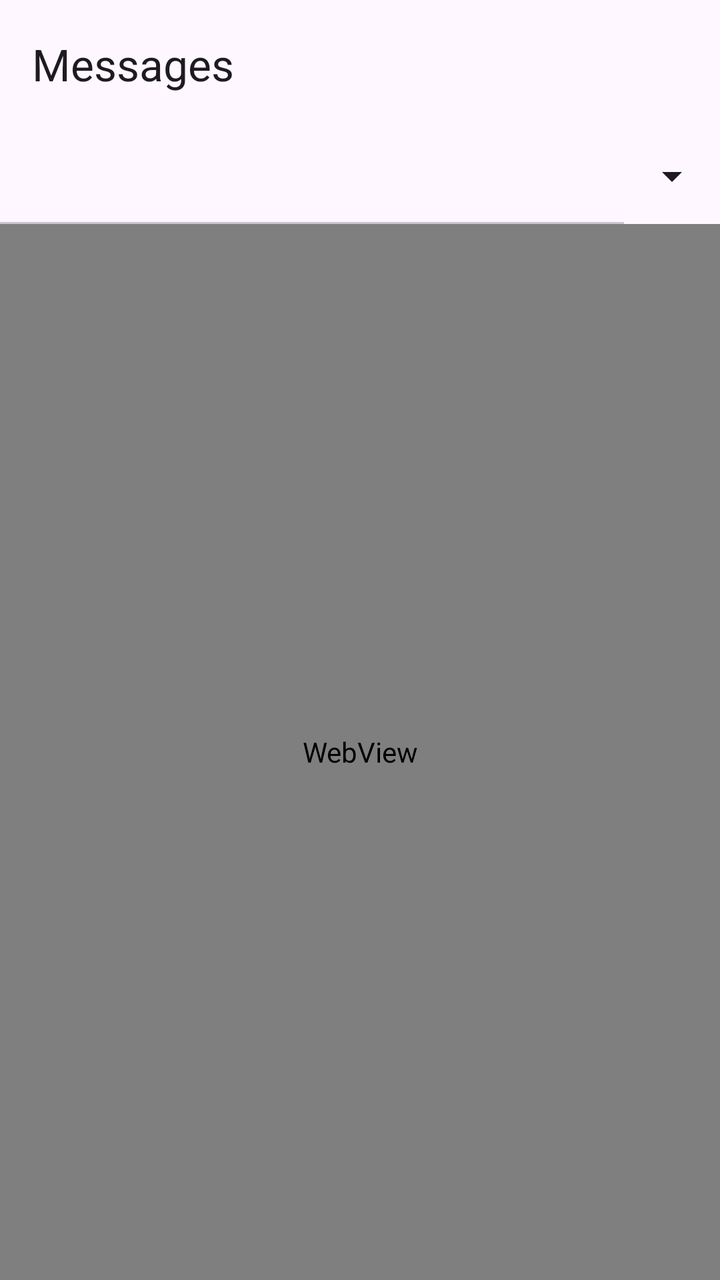
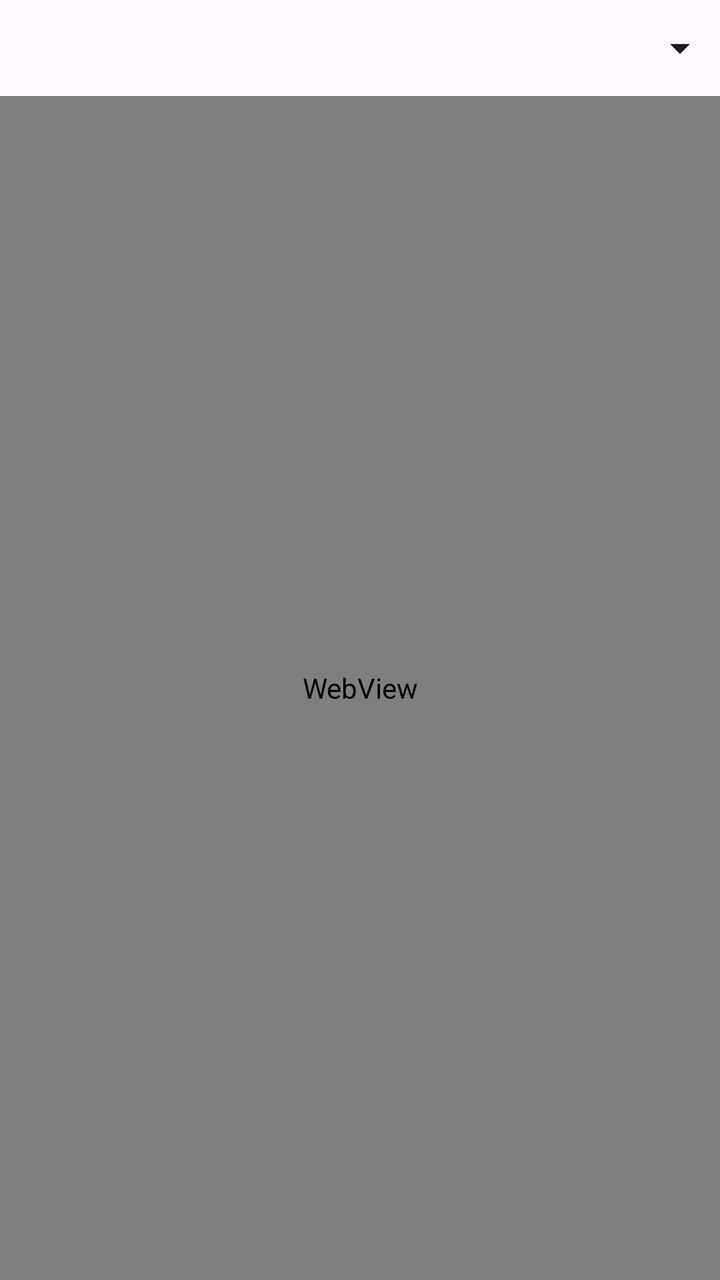

Screens rendered from an Android XML layout before and after an edit, with the pre-edit source and the edit as a unified diff.
<!-- AndroidManifest.xml: application theme Theme.LightDecoder -->
<!-- res/layout/activity_discord.xml -->
<?xml version="1.0" encoding="utf-8"?>
<LinearLayout xmlns:android="http://schemas.android.com/apk/res/android"
    xmlns:app="http://schemas.android.com/apk/res-auto"
    android:layout_width="match_parent"
    android:layout_height="match_parent"
    android:orientation="vertical">

    <com.google.android.material.appbar.MaterialToolbar
        android:id="@+id/toolbar"
        android:layout_width="match_parent"
        android:layout_height="?attr/actionBarSize"
        app:title="@string/chat_title" />

    
    
    <LinearLayout
        android:layout_width="match_parent"
        android:layout_height="wrap_content"
        android:gravity="center_vertical"
        android:orientation="horizontal">

        <com.google.android.material.tabs.TabLayout
            android:id="@+id/services"
            android:layout_width="0dp"
            android:layout_height="wrap_content"
            android:layout_weight="1"
            app:tabGravity="start"
            app:tabMode="scrollable" />

        <ImageButton
            android:id="@+id/servicesMenu"
            android:layout_width="48dp"
            android:layout_height="48dp"
            android:background="?attr/selectableItemBackgroundBorderless"
            android:contentDescription="@string/chat_services_menu"
            android:src="@drawable/ic_arrow_drop_down"
            app:tint="?attr/colorOnSurface" />
    </LinearLayout>

    <com.google.android.material.progressindicator.LinearProgressIndicator
        android:id="@+id/progress"
        android:layout_width="match_parent"
        android:layout_height="wrap_content"
        android:max="100"
        android:visibility="gone" />

    
    <LinearLayout
        android:id="@+id/signInBanner"
        android:layout_width="match_parent"
        android:layout_height="wrap_content"
        android:background="?attr/colorTertiaryContainer"
        android:orientation="vertical"
        android:paddingHorizontal="16dp"
        android:paddingTop="12dp"
        android:paddingBottom="4dp"
        android:visibility="gone">

        <TextView
            android:layout_width="match_parent"
            android:layout_height="wrap_content"
            android:text="@string/discord_sign_in_banner"
            android:textAppearance="?attr/textAppearanceBodyMedium"
            android:textColor="?attr/colorOnTertiaryContainer" />

        <LinearLayout
            android:layout_width="match_parent"
            android:layout_height="wrap_content"
            android:orientation="horizontal">

            <com.google.android.material.button.MaterialButton
                android:id="@+id/signInQr"
                style="@style/Widget.Material3.Button.TextButton"
                android:layout_width="wrap_content"
                android:layout_height="wrap_content"
                android:minHeight="48dp"
                android:text="@string/discord_qr_sign_in" />

            <com.google.android.material.button.MaterialButton
                android:id="@+id/signInOpenApp"
                style="@style/Widget.Material3.Button.TextButton"
                android:layout_width="wrap_content"
                android:layout_height="wrap_content"
                android:minHeight="48dp"
                android:text="@string/discord_open_app" />
        </LinearLayout>
    </LinearLayout>

    <FrameLayout
        android:id="@+id/pageFrame"
        android:layout_width="match_parent"
        android:layout_height="0dp"
        android:layout_weight="1"
        android:clipChildren="true">

        <WebView
            android:id="@+id/discordWebView"
            android:layout_width="match_parent"
            android:layout_height="match_parent" />

        <LinearLayout
            android:id="@+id/errorPanel"
            android:layout_width="match_parent"
            android:layout_height="match_parent"
            android:background="?attr/colorSurface"
            android:gravity="center_vertical"
            android:orientation="vertical"
            android:padding="32dp"
            android:visibility="gone">

            <TextView
                android:layout_width="match_parent"
                android:layout_height="wrap_content"
                android:text="@string/discord_error_title"
                android:textAppearance="?attr/textAppearanceHeadlineSmall" />

            <TextView
                android:layout_width="match_parent"
                android:layout_height="wrap_content"
                android:layout_marginTop="8dp"
                android:text="@string/discord_error_body"
                android:textAppearance="?attr/textAppearanceBodyMedium" />

            <com.google.android.material.button.MaterialButton
                android:id="@+id/errorOpenApp"
                android:layout_width="match_parent"
                android:layout_height="wrap_content"
                android:layout_marginTop="24dp"
                android:text="@string/discord_open_app" />

            <com.google.android.material.button.MaterialButton
                android:id="@+id/errorRetry"
                style="@style/Widget.Material3.Button.OutlinedButton"
                android:layout_width="match_parent"
                android:layout_height="wrap_content"
                android:layout_marginTop="8dp"
                android:text="@string/discord_try_again" />
        </LinearLayout>
        
        <com.google.android.material.card.MaterialCardView
            android:id="@+id/qrPanel"
            android:layout_width="match_parent"
            android:layout_height="wrap_content"
            android:layout_gravity="bottom"
            android:layout_margin="12dp"
            android:visibility="gone">

            <LinearLayout
                android:layout_width="match_parent"
                android:layout_height="wrap_content"
                android:orientation="vertical"
                android:padding="16dp">

                <TextView
                    android:id="@+id/qrStatus"
                    android:layout_width="match_parent"
                    android:layout_height="wrap_content"
                    android:accessibilityLiveRegion="polite"
                    android:text="@string/discord_qr_looking"
                    android:textAppearance="?attr/textAppearanceBodyMedium" />

                <ImageView
                    android:id="@+id/qrImage"
                    android:layout_width="200dp"
                    android:layout_height="200dp"
                    android:layout_gravity="center_horizontal"
                    android:layout_marginTop="8dp"
                    android:contentDescription="@string/discord_qr_image"
                    android:visibility="gone" />

                <com.google.android.material.button.MaterialButton
                    android:id="@+id/qrApprove"
                    android:layout_width="match_parent"
                    android:layout_height="wrap_content"
                    android:layout_marginTop="8dp"
                    android:enabled="false"
                    android:text="@string/discord_qr_approve" />

                <com.google.android.material.button.MaterialButton
                    android:id="@+id/qrClose"
                    style="@style/Widget.Material3.Button.TextButton"
                    android:layout_width="wrap_content"
                    android:layout_height="wrap_content"
                    android:layout_gravity="end"
                    android:text="@string/discord_qr_close" />
            </LinearLayout>
        </com.google.android.material.card.MaterialCardView>
    </FrameLayout>

</LinearLayout>
<!-- resources referenced by this layout -->
<resources>
  <!-- drawable ic_arrow_drop_down (drawable) -->
  <?xml version="1.0" encoding="utf-8"?>
  <vector xmlns:android="http://schemas.android.com/apk/res/android"
      android:width="24dp"
      android:height="24dp"
      android:tint="?attr/colorControlNormal"
      android:viewportWidth="24"
      android:viewportHeight="24">
      <path
          android:fillColor="@android:color/white"
          android:pathData="M7,10l5,5 5,-5z" />
  </vector>
  <string name="chat_services_menu">Choose a tab</string>
  <string name="chat_title">Messages</string>
  <string name="discord_error_body">Check your connection and try again, or open the Discord app, which is more reliable.</string>
  <string name="discord_error_title">Discord didn\'t load here</string>
  <string name="discord_open_app">Open Discord app</string>
  <string name="discord_qr_approve">Approve in the Discord app</string>
  <string name="discord_qr_close">Close</string>
  <string name="discord_qr_image">Discord sign-in QR code</string>
  <string name="discord_qr_looking">Showing Discord\'s computer-size sign-in page so its QR code appears. Looking for the code…</string>
  <string name="discord_qr_sign_in">Sign in with QR code</string>
  <string name="discord_sign_in_banner">Sign in on Discord\'s page below. This is Discord\'s website, which isn\'t built for phones in a web view, so sign-in and CAPTCHA checks may not finish here.</string>
  <string name="discord_try_again">Try again here</string>
  <style name="Theme.LightDecoder" parent="Theme.Material3.DayNight.NoActionBar">
          <item name="colorPrimary">@color/brand</item>
          <item name="colorPrimaryDark">@color/brand_dark</item>
          <item name="android:windowBackground">?attr/colorSurface</item>
      </style>
  <color name="brand">#FF4C8DFF</color>
  <color name="brand_dark">#FF1B3A6B</color>
</resources>

<!-- the commit's change to res/layout/activity_discord.xml (unified diff, before → after) -->
@@ -5,37 +5,42 @@
     android:layout_height="match_parent"
     android:orientation="vertical">
 
+    
     <com.google.android.material.appbar.MaterialToolbar
         android:id="@+id/toolbar"
         android:layout_width="match_parent"
-        android:layout_height="?attr/actionBarSize"
-        app:title="@string/chat_title" />
+        android:layout_height="48dp"
+        android:minHeight="48dp"
+        app:contentInsetStartWithNavigation="0dp">
 
-    
-    
-    <LinearLayout
-        android:layout_width="match_parent"
-        android:layout_height="wrap_content"
-        android:gravity="center_vertical"
-        android:orientation="horizontal">
+        <LinearLayout
+            android:layout_width="match_parent"
+            android:layout_height="match_parent"
+            android:gravity="center_vertical"
+            android:orientation="horizontal">
 
-        <com.google.android.material.tabs.TabLayout
-            android:id="@+id/services"
-            android:layout_width="0dp"
-            android:layout_height="wrap_content"
-            android:layout_weight="1"
-            app:tabGravity="start"
-            app:tabMode="scrollable" />
+            <com.google.android.material.tabs.TabLayout
+                android:id="@+id/services"
+                android:layout_width="0dp"
+                android:layout_height="match_parent"
+                android:layout_weight="1"
+                android:background="@android:color/transparent"
+                app:tabGravity="start"
+                app:tabMinWidth="0dp"
+                app:tabMode="scrollable"
+                app:tabPaddingEnd="10dp"
+                app:tabPaddingStart="10dp" />
 
-        <ImageButton
-            android:id="@+id/servicesMenu"
-            android:layout_width="48dp"
-            android:layout_height="48dp"
-            android:background="?attr/selectableItemBackgroundBorderless"
-            android:contentDescription="@string/chat_services_menu"
-            android:src="@drawable/ic_arrow_drop_down"
-            app:tint="?attr/colorOnSurface" />
-    </LinearLayout>
+            <ImageButton
+                android:id="@+id/servicesMenu"
+                android:layout_width="40dp"
+                android:layout_height="match_parent"
+                android:background="?attr/selectableItemBackgroundBorderless"
+                android:contentDescription="@string/chat_services_menu"
+                android:src="@drawable/ic_arrow_drop_down"
+                app:tint="?attr/colorOnSurface" />
+        </LinearLayout>
+    </com.google.android.material.appbar.MaterialToolbar>
 
     <com.google.android.material.progressindicator.LinearProgressIndicator
         android:id="@+id/progress"
<!-- resource entries referenced after the edit -->
@@ -13,7 +13,6 @@
           android:pathData="M7,10l5,5 5,-5z" />
   </vector>
   <string name="chat_services_menu">Choose a tab</string>
-  <string name="chat_title">Messages</string>
   <string name="discord_error_body">Check your connection and try again, or open the Discord app, which is more reliable.</string>
   <string name="discord_error_title">Discord didn\'t load here</string>
   <string name="discord_open_app">Open Discord app</string>
